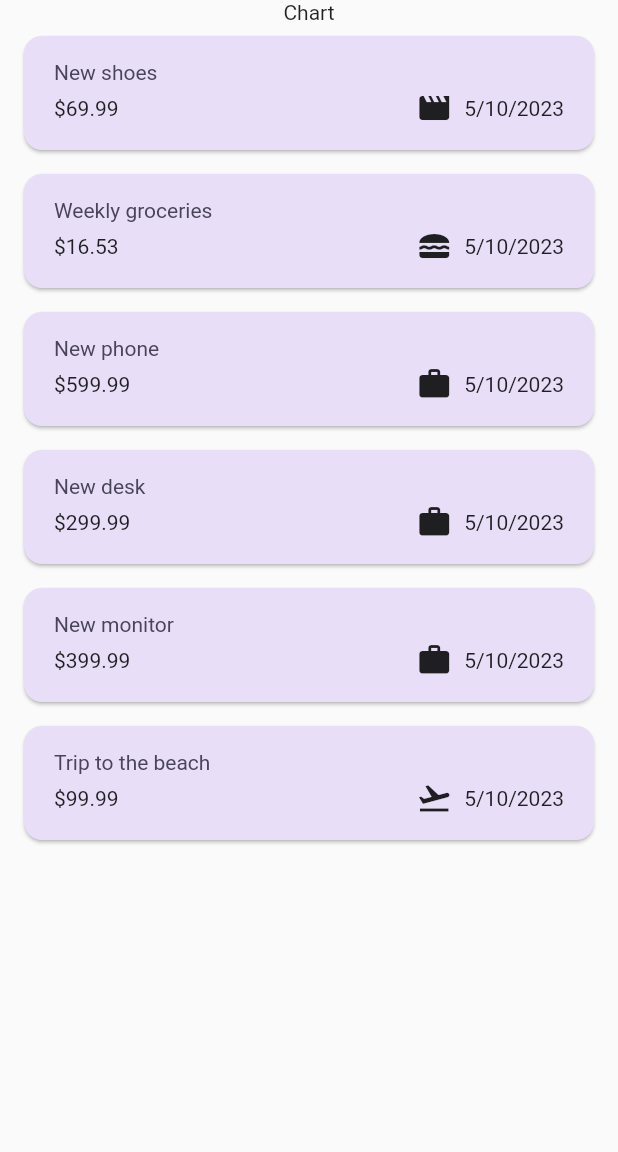
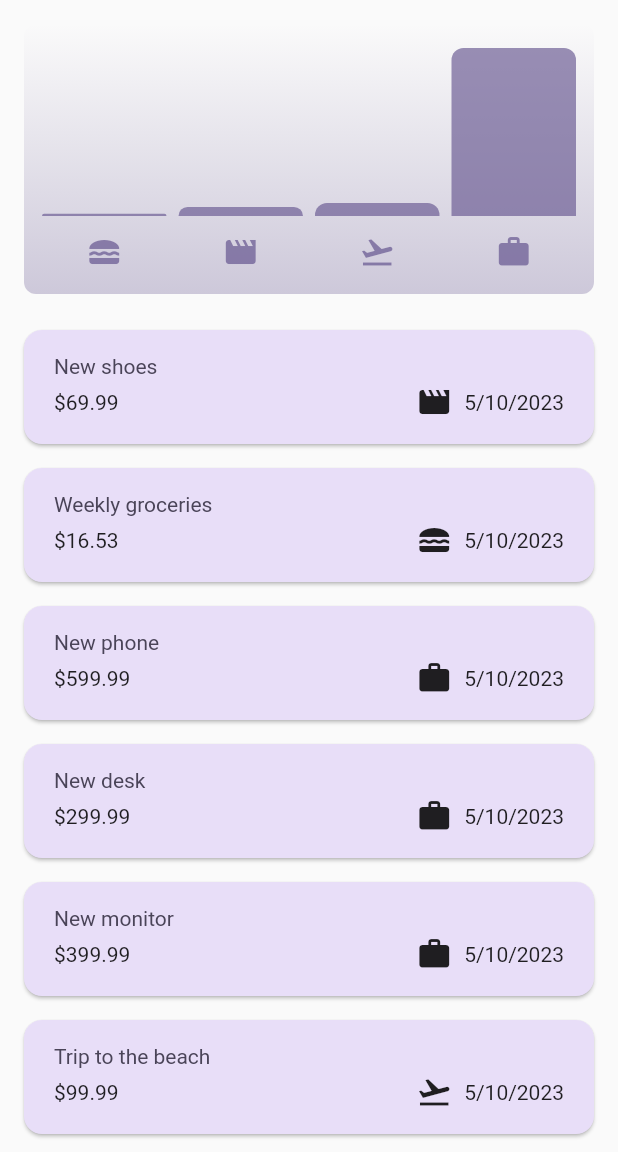
Before and after one commit to arunjish/learning-expense-flutter-app-v2, a Flutter app: the screen it shows after launch, on a phone screen of 412 x 824 dp, the part 84-1236 px from its top. Run offline on Flutter 3.47's test engine with Material 2 defaults, Android fonts, the phone set to English and light mode, and no system bars.

Commit message:
chart bar

```diff
--- /dev/null
+++ b/lib/widgets/chart/chart.dart
@@ -0,0 +1,97 @@
+import 'package:flutter/material.dart';
+
+import 'package:expense_tracker/widgets/chart/chart_bar.dart';
+import 'package:expense_tracker/models/expense.dart';
+
+import '../expenses.dart';
+
+class Chart extends StatelessWidget {
+  const Chart({super.key, required this.expenses});
+
+  final List<Expense> expenses;
+
+  List<ExpenseBucket> get buckets {
+    return [
+      ExpenseBucket.forCategory(expenses, Category.food),
+      ExpenseBucket.forCategory(expenses, Category.leisure),
+      ExpenseBucket.forCategory(expenses, Category.travel),
+      ExpenseBucket.forCategory(expenses, Category.work),
+    ];
+  }
+
+  double get maxTotalExpense {
+    double maxTotalExpense = 0;
+
+    for (final bucket in buckets) {
+      if (bucket.totalExpenses > maxTotalExpense) {
+        maxTotalExpense = bucket.totalExpenses;
+      }
+    }
+
+    return maxTotalExpense;
+  }
+
+  @override
+  Widget build(BuildContext context) {
+    final isDarkMode =
+        MediaQuery.of(context).platformBrightness == Brightness.dark;
+    return Container(
+      margin: const EdgeInsets.all(16),
+      padding: const EdgeInsets.symmetric(
+        vertical: 16,
+        horizontal: 8,
+      ),
+      width: double.infinity,
+      height: 180,
+      decoration: BoxDecoration(
+        borderRadius: BorderRadius.circular(8),
+        gradient: LinearGradient(
+          colors: [
+            Theme.of(context).colorScheme.primary.withOpacity(0.3),
+            Theme.of(context).colorScheme.primary.withOpacity(0.0)
+          ],
+          begin: Alignment.bottomCenter,
+          end: Alignment.topCenter,
+        ),
+      ),
+      child: Column(
+        children: [
+          Expanded(
+            child: Row(
+              crossAxisAlignment: CrossAxisAlignment.end,
+              children: [
+                for (final bucket in buckets) // alternative to map()
+                  ChartBar(
+                    fill: bucket.totalExpenses == 0
+                        ? 0
+                        : bucket.totalExpenses / maxTotalExpense,
+                  )
+              ],
+            ),
+          ),
+          const SizedBox(height: 12),
+          Row(
+            children: buckets
+                .map(
+                  (bucket) => Expanded(
+                    child: Padding(
+                      padding: const EdgeInsets.symmetric(horizontal: 4),
+                      child: Icon(
+                        categoryIcons[bucket.category],
+                        color: isDarkMode
+                            ? Theme.of(context).colorScheme.secondary
+                            : Theme.of(context)
+                                .colorScheme
+                                .primary
+                                .withOpacity(0.7),
+                      ),
+                    ),
+                  ),
+                )
+                .toList(),
+          )
+        ],
+      ),
+    );
+  }
+}
--- /dev/null
+++ b/lib/widgets/chart/chart_bar.dart
@@ -0,0 +1,34 @@
+import 'package:flutter/material.dart';
+
+class ChartBar extends StatelessWidget {
+  const ChartBar({
+    super.key,
+    required this.fill,
+  });
+
+  final double fill;
+
+  @override
+  Widget build(BuildContext context) {
+    final isDarkMode =
+        MediaQuery.of(context).platformBrightness == Brightness.dark;
+    return Expanded(
+      child: Padding(
+        padding: const EdgeInsets.symmetric(horizontal: 4),
+        child: FractionallySizedBox(
+          heightFactor: fill,
+          child: DecoratedBox(
+            decoration: BoxDecoration(
+              shape: BoxShape.rectangle,
+              borderRadius:
+                  const BorderRadius.vertical(top: Radius.circular(8)),
+              color: isDarkMode
+                  ? Theme.of(context).colorScheme.secondary
+                  : Theme.of(context).colorScheme.primary.withOpacity(0.65),
+            ),
+          ),
+        ),
+      ),
+    );
+  }
+}
--- a/lib/widgets/expenses.dart
+++ b/lib/widgets/expenses.dart
@@ -1,4 +1,5 @@
 import 'package:expense_tracker/models/expense.dart';
+import 'package:expense_tracker/widgets/chart/chart.dart';
 import 'package:flutter/material.dart';
 
 import 'expense_list/expense_list.dart';
@@ -114,9 +115,29 @@ class _ExpensesState extends State<Expenses> {
         ],
       ),
       body: Column(children: [
-        const Text("Chart"),
+        Chart(expenses: _registeredExpenses),
         mainContent,
       ]),
     );
   }
 }
+
+class ExpenseBucket {
+  const ExpenseBucket({required this.category, required this.expenses});
+
+  ExpenseBucket.forCategory(List<Expense> allExpenses, this.category)
+      : expenses = allExpenses
+            .where((element) => element.category == category)
+            .toList();
+
+  final Category category;
+  final List<Expense> expenses;
+
+  double get totalExpenses {
+    double sum = 0;
+    for (final expense in expenses) {
+      sum += expense.amount;
+    }
+    return sum;
+  }
+}
```
